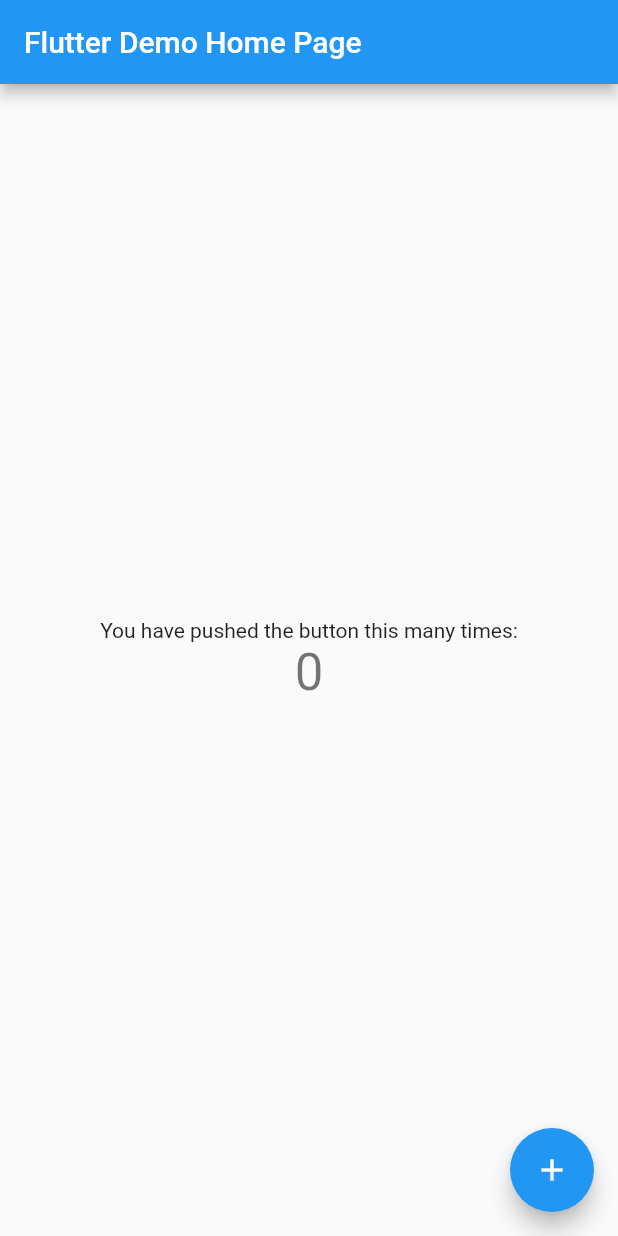
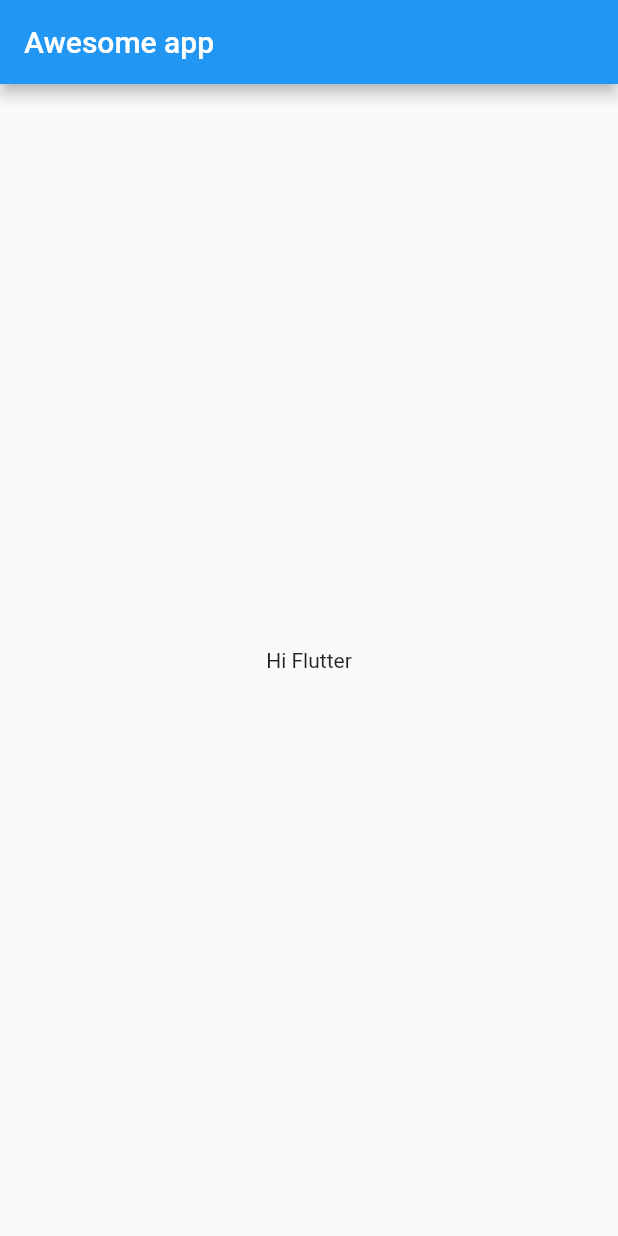
Before and after one commit to Sureshkkhichi/app-flutter, a Flutter app: the screen it shows after launch, on a phone screen of 412 x 824 dp. Run offline on Flutter 3.47's test engine with Material 2 defaults, Android fonts, the phone set to English and light mode, and no system bars.

Commit message:
name change

```diff
--- a/lib/main.dart
+++ b/lib/main.dart
@@ -1,115 +1,22 @@
 import 'package:flutter/material.dart';
 
 void main() {
-  runApp(const MyApp());
+  runApp(MaterialApp(
+    title: "Awesome App",
+    home: HomePage(),
+  ));
 }
 
-class MyApp extends StatelessWidget {
-  const MyApp({Key? key}) : super(key: key);
-
-  // This widget is the root of your application.
+class HomePage extends StatelessWidget {
   @override
   Widget build(BuildContext context) {
-    return MaterialApp(
-      title: 'Flutter Demo',
-      theme: ThemeData(
-        // This is the theme of your application.
-        //
-        // Try running your application with "flutter run". You'll see the
-        // application has a blue toolbar. Then, without quitting the app, try
-        // changing the primarySwatch below to Colors.green and then invoke
-        // "hot reload" (press "r" in the console where you ran "flutter run",
-        // or simply save your changes to "hot reload" in a Flutter IDE).
-        // Notice that the counter didn't reset back to zero; the application
-        // is not restarted.
-        primarySwatch: Colors.blue,
+    return Scaffold(
+      appBar: AppBar(
+        title: Text("Awesome app"),
       ),
-      home: const MyHomePage(title: 'Flutter Demo Home Page'),
+      body: Container(
+        child: Center(child: Text("Hi Flutter")),
+      ),
     );
   }
 }
-
-class MyHomePage extends StatefulWidget {
-  const MyHomePage({Key? key, required this.title}) : super(key: key);
-
-  // This widget is the home page of your application. It is stateful, meaning
-  // that it has a State object (defined below) that contains fields that affect
-  // how it looks.
-
-  // This class is the configuration for the state. It holds the values (in this
-  // case the title) provided by the parent (in this case the App widget) and
-  // used by the build method of the State. Fields in a Widget subclass are
-  // always marked "final".
-
-  final String title;
-
-  @override
-  State<MyHomePage> createState() => _MyHomePageState();
-}
-
-class _MyHomePageState extends State<MyHomePage> {
-  int _counter = 0;
-
-  void _incrementCounter() {
-    setState(() {
-      // This call to setState tells the Flutter framework that something has
-      // changed in this State, which causes it to rerun the build method below
-      // so that the display can reflect the updated values. If we changed
-      // _counter without calling setState(), then the build method would not be
-      // called again, and so nothing would appear to happen.
-      _counter++;
-    });
-  }
-
-  @override
-  Widget build(BuildContext context) {
-    // This method is rerun every time setState is called, for instance as done
-    // by the _incrementCounter method above.
-    //
-    // The Flutter framework has been optimized to make rerunning build methods
-    // fast, so that you can just rebuild anything that needs updating rather
-    // than having to individually change instances of widgets.
-    return Scaffold(
-      appBar: AppBar(
-        // Here we take the value from the MyHomePage object that was created by
-        // the App.build method, and use it to set our appbar title.
-        title: Text(widget.title),
-      ),
-      body: Center(
-        // Center is a layout widget. It takes a single child and positions it
-        // in the middle of the parent.
-        child: Column(
-          // Column is also a layout widget. It takes a list of children and
-          // arranges them vertically. By default, it sizes itself to fit its
-          // children horizontally, and tries to be as tall as its parent.
-          //
-          // Invoke "debug painting" (press "p" in the console, choose the
-          // "Toggle Debug Paint" action from the Flutter Inspector in Android
-          // Studio, or the "Toggle Debug Paint" command in Visual Studio Code)
-          // to see the wireframe for each widget.
-          //
-          // Column has various properties to control how it sizes itself and
-          // how it positions its children. Here we use mainAxisAlignment to
-          // center the children vertically; the main axis here is the vertical
-          // axis because Columns are vertical (the cross axis would be
-          // horizontal).
-          mainAxisAlignment: MainAxisAlignment.center,
-          children: <Widget>[
-            const Text(
-              'You have pushed the button this many times:',
-            ),
-            Text(
-              '$_counter',
-              style: Theme.of(context).textTheme.headline4,
-            ),
-          ],
-        ),
-      ),
-      floatingActionButton: FloatingActionButton(
-        onPressed: _incrementCounter,
-        tooltip: 'Increment',
-        child: const Icon(Icons.add),
-      ), // This trailing comma makes auto-formatting nicer for build methods.
-    );
-  }
-}
```
